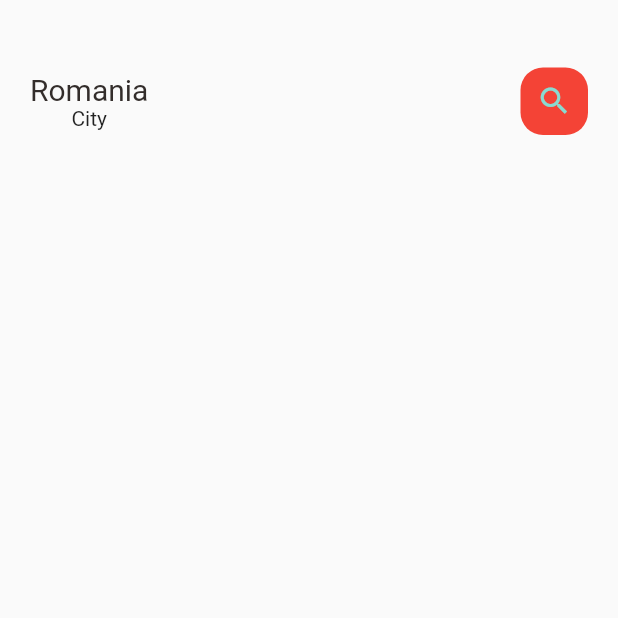
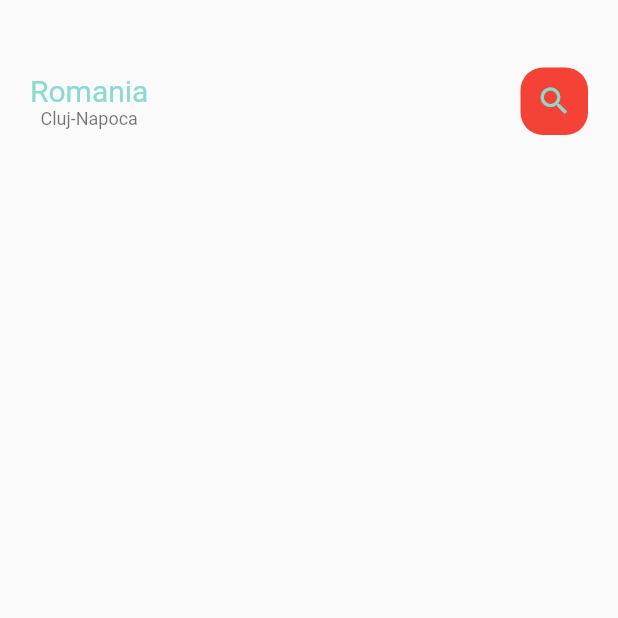
Before and after one commit to Seician/lucrare_licenta, a Flutter app: the screen it shows after launch, on a phone screen of 412 x 824 dp, the top half of it. Run offline on Flutter 3.47's test engine with Material 2 defaults, Android fonts, the phone set to English and light mode, and no system bars; Roboto replaces fonts that are missing (OpenSans-Regular).

Commit message:
Adding small text widget

```diff
--- a/lib/home/main_food_page.dart
+++ b/lib/home/main_food_page.dart
@@ -1,5 +1,6 @@
 import 'package:flutter/material.dart';
 import 'package:flutter_complete_guide/widgets/big_text.dart';
+import 'package:flutter_complete_guide/widgets/small_text.dart';
 
 import '../utils/colors.dart';
 
@@ -28,8 +29,11 @@ class _MainFoodPageState extends State<MainFoodPage> {
                 children: [
                   Column(
                     children: [
-                     BigText(text: "Romania",),
-                    Text("City"),
+                     BigText(
+                      text: "Romania",
+                      color: AppColors.mainColor,
+                      ),
+                      SmallText(text: "Cluj-Napoca", color: Colors.black54,),
                     ],
                   ),
                   Center(
--- a/lib/widgets/big_text.dart
+++ b/lib/widgets/big_text.dart
@@ -21,6 +21,7 @@ class BigText extends StatelessWidget {
     return Text(
       // our variables
       text,
+      maxLines: 1,
       overflow: overflow,
       style: TextStyle(
         fontFamily: 'OpenSans-Regular',
--- /dev/null
+++ b/lib/widgets/small_text.dart
@@ -0,0 +1,33 @@
+import 'package:flutter/material.dart';
+
+/// reusable text widget
+class SmallText extends StatelessWidget {
+  Color? color;
+  final String text;
+  double size;
+  double height;
+
+  SmallText({
+    Key? key,
+    // the value for color can't be a variable
+    this.color = const Color(0xFFccc7c5),
+    required this.text,
+    this.size = 12,
+    // this will do the space between lines
+    this.height =1.2,
+  }) : super(key: key);
+
+  @override
+  Widget build(BuildContext context) {
+    return Text(
+      // our variables
+      text,
+      style: TextStyle(
+        fontFamily: 'OpenSans-Regular',
+        color: color,
+        fontSize: size,
+        height: height,
+      ),
+    );
+  }
+}
```
